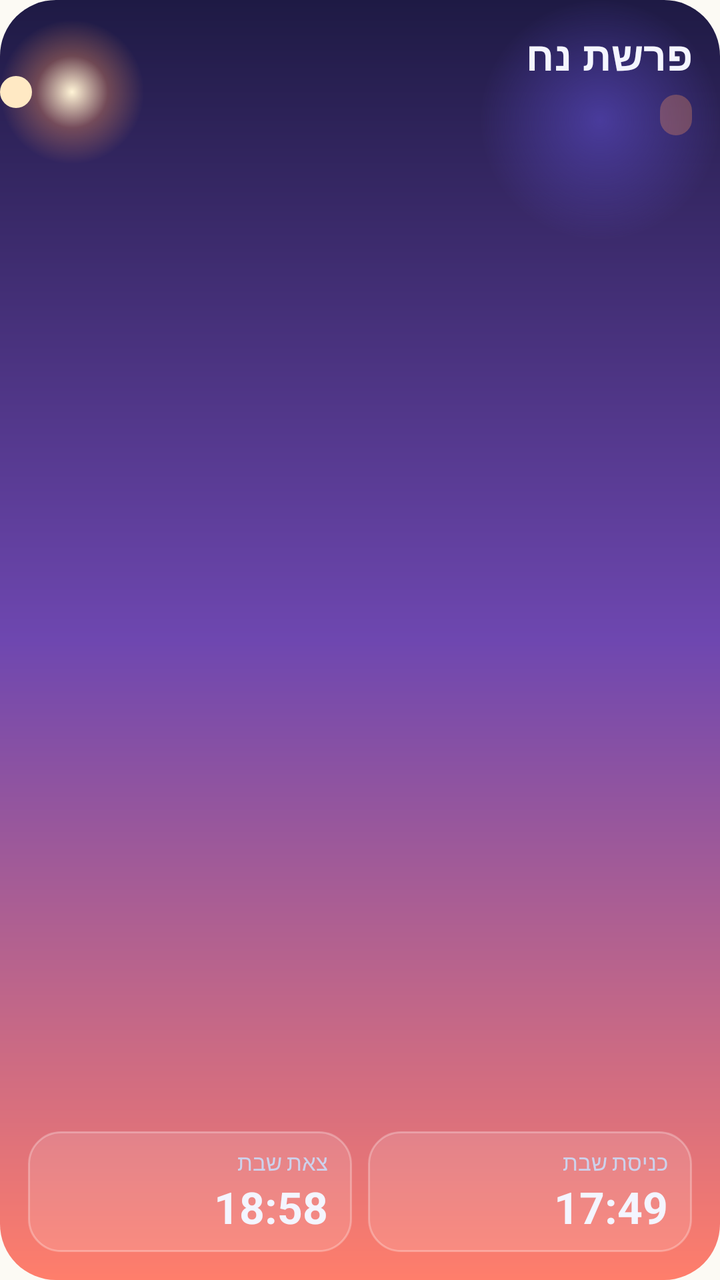
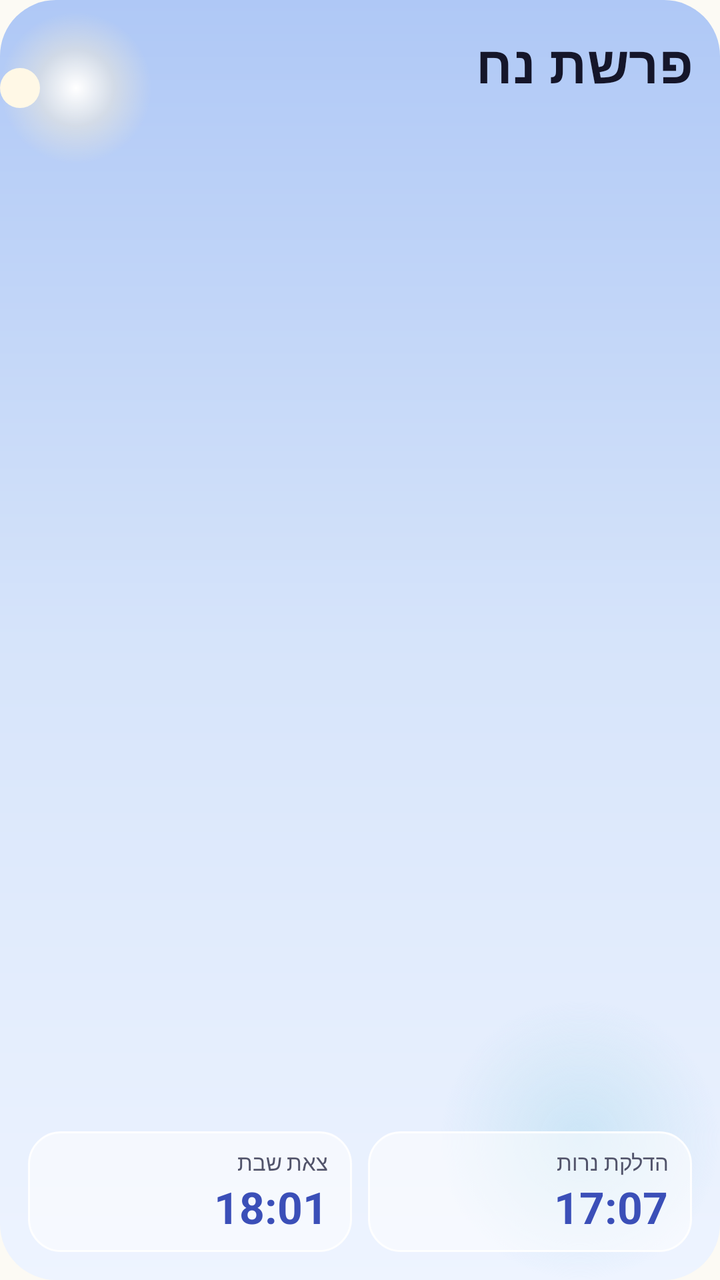

Screens rendered from an Android XML layout before and after an edit, with the pre-edit source and the edit as a unified diff.
<!-- AndroidManifest.xml: application theme Theme.JewishDay -->
<!-- res/layout/widget_preview_glass_shabbat.xml -->
<?xml version="1.0" encoding="utf-8"?>
<FrameLayout xmlns:android="http://schemas.android.com/apk/res/android"
    android:id="@android:id/background"
    android:layoutDirection="rtl"
    style="@style/Widget.JewishDay.Glass.Root">

    <ImageView
        style="@style/Widget.JewishDay.Glass.Sky"
        android:contentDescription="@null"
        android:src="@drawable/widget_glass_preview_sky" />

    <LinearLayout
        android:layout_width="match_parent"
        android:layout_height="match_parent"
        android:orientation="vertical"
        android:padding="14dp">

        <TextView
            android:text="@string/widget_preview_parsha"
            style="@style/Widget.JewishDay.Glass.Text.Title"
            android:textSize="20sp" />

        <TextView
            style="@style/Widget.JewishDay.Glass.Text.Chip" />

        <FrameLayout
            android:layout_width="match_parent"
            android:layout_height="0dp"
            android:layout_weight="1" />

        <LinearLayout
            android:layout_width="match_parent"
            android:layout_height="wrap_content"
            android:orientation="horizontal">

            <LinearLayout
                style="@style/Widget.JewishDay.Glass.Pane"
                android:layout_width="0dp"
                android:layout_height="wrap_content"
                android:layout_weight="1"
                android:orientation="vertical">

                <TextView
                    android:text="@string/widget_preview_entry_label"
                    style="@style/Widget.JewishDay.Glass.Text.Label" />

                <TextView
                    android:text="@string/widget_preview_entry_time"
                    style="@style/Widget.JewishDay.Glass.Text.Time"
                    android:textSize="22sp" />
            </LinearLayout>

            <FrameLayout
                android:layout_width="8dp"
                android:layout_height="match_parent" />

            <LinearLayout
                style="@style/Widget.JewishDay.Glass.Pane"
                android:layout_width="0dp"
                android:layout_height="wrap_content"
                android:layout_weight="1"
                android:orientation="vertical">

                <TextView
                    android:text="@string/widget_preview_exit_label"
                    style="@style/Widget.JewishDay.Glass.Text.Label" />

                <TextView
                    android:text="@string/widget_preview_exit_time"
                    style="@style/Widget.JewishDay.Glass.Text.Time"
                    android:textSize="22sp" />
            </LinearLayout>
        </LinearLayout>
    </LinearLayout>
</FrameLayout>
<!-- resources referenced by this layout -->
<resources>
  <!-- drawable widget_glass_preview_sky (drawable) -->
  <?xml version="1.0" encoding="utf-8"?>
  <layer-list xmlns:android="http://schemas.android.com/apk/res/android">
      <item>
          <shape android:shape="rectangle">
              <gradient
                  android:angle="270"
                  android:centerColor="#FF6E47B0"
                  android:endColor="#FFFF7E6B"
                  android:startColor="#FF1E1A44" />
              <corners android:radius="@dimen/widget_corner_radius" />
          </shape>
      </item>
      <item
          android:width="120dp"
          android:height="120dp"
          android:gravity="top|start"
          android:left="0dp"
          android:top="0dp">
          <shape android:shape="oval">
              <gradient
                  android:endColor="#005B4BC8"
                  android:gradientRadius="60dp"
                  android:startColor="#995B4BC8"
                  android:type="radial" />
          </shape>
      </item>
      <item
          android:width="72dp"
          android:height="72dp"
          android:gravity="top|end"
          android:right="14dp"
          android:top="10dp">
          <shape android:shape="oval">
              <gradient
                  android:centerColor="#55FF9A5C"
                  android:endColor="#00FF9A5C"
                  android:gradientRadius="36dp"
                  android:startColor="#FFFFF4D6"
                  android:type="radial" />
          </shape>
      </item>
      <item
          android:width="16dp"
          android:height="16dp"
          android:gravity="top|end"
          android:right="42dp"
          android:top="38dp">
          <shape android:shape="oval">
              <solid android:color="#FFFFE9C4" />
          </shape>
      </item>
  </layer-list>
  <string name="widget_preview_entry_label" translatable="false">כניסת שבת</string>
  <string name="widget_preview_entry_time" translatable="false">17:49</string>
  <string name="widget_preview_exit_label" translatable="false">צאת שבת</string>
  <string name="widget_preview_exit_time" translatable="false">18:58</string>
  <string name="widget_preview_parsha" translatable="false">פרשת נח</string>
  <style name="Widget.JewishDay.Glass.Text.Chip">
          <item name="android:layout_marginTop">6dp</item>
          <item name="android:background">@drawable/widget_glass_accent_sun_dark</item>
          <item name="android:paddingStart">8dp</item>
          <item name="android:paddingEnd">8dp</item>
          <item name="android:paddingTop">2dp</item>
          <item name="android:paddingBottom">2dp</item>
          <item name="android:textSize">12sp</item>
          <item name="android:textStyle">bold</item>
      </style>
  <style name="Widget.JewishDay.Glass.Text.Label">
          <item name="android:textSize">11sp</item>
          <item name="android:textColor">#FFCDD2EC</item>
      </style>
  <style name="Widget.JewishDay.Glass.Text.Title">
          <item name="android:textSize">24sp</item>
          <item name="android:textStyle">bold</item>
          <item name="android:letterSpacing">0.01</item>
      </style>
  <dimen name="widget_corner_radius">20dp</dimen>
  <!-- drawable widget_glass_accent_sun_dark (drawable) -->
  <?xml version="1.0" encoding="utf-8"?>
  <shape xmlns:android="http://schemas.android.com/apk/res/android"
      android:shape="rectangle">
      <solid android:color="#4DFF9A5C" />
      <corners android:radius="10dp" />
  </shape>
  <color name="app_launch_background">#FCFAF4</color>
  <color name="app_launch_primary">#315B46</color>
  <!-- unchanged entries left out for length: 7 -->
</resources>

<!-- the commit's change to res/layout/widget_preview_glass_shabbat.xml (unified diff, before → after) -->
@@ -17,11 +17,8 @@
 
         <TextView
             android:text="@string/widget_preview_parsha"
-            style="@style/Widget.JewishDay.Glass.Text.Title"
-            android:textSize="20sp" />
-
-        <TextView
-            style="@style/Widget.JewishDay.Glass.Text.Chip" />
+            style="@style/Widget.JewishDay.GlassDay.Text.Title"
+            android:textSize="26sp" />
 
         <FrameLayout
             android:layout_width="match_parent"
@@ -34,7 +31,7 @@
             android:orientation="horizontal">
 
             <LinearLayout
-                style="@style/Widget.JewishDay.Glass.Pane"
+                style="@style/Widget.JewishDay.GlassDay.Pane"
                 android:layout_width="0dp"
                 android:layout_height="wrap_content"
                 android:layout_weight="1"
@@ -42,11 +39,11 @@
 
                 <TextView
                     android:text="@string/widget_preview_entry_label"
-                    style="@style/Widget.JewishDay.Glass.Text.Label" />
+                    style="@style/Widget.JewishDay.GlassDay.Text.Label" />
 
                 <TextView
                     android:text="@string/widget_preview_entry_time"
-                    style="@style/Widget.JewishDay.Glass.Text.Time"
+                    style="@style/Widget.JewishDay.GlassDay.Text.Time"
                     android:textSize="22sp" />
             </LinearLayout>
 
@@ -55,7 +52,7 @@
                 android:layout_height="match_parent" />
 
             <LinearLayout
-                style="@style/Widget.JewishDay.Glass.Pane"
+                style="@style/Widget.JewishDay.GlassDay.Pane"
                 android:layout_width="0dp"
                 android:layout_height="wrap_content"
                 android:layout_weight="1"
@@ -63,11 +60,11 @@
 
                 <TextView
                     android:text="@string/widget_preview_exit_label"
-                    style="@style/Widget.JewishDay.Glass.Text.Label" />
+                    style="@style/Widget.JewishDay.GlassDay.Text.Label" />
 
                 <TextView
                     android:text="@string/widget_preview_exit_time"
-                    style="@style/Widget.JewishDay.Glass.Text.Time"
+                    style="@style/Widget.JewishDay.GlassDay.Text.Time"
                     android:textSize="22sp" />
             </LinearLayout>
         </LinearLayout>
<!-- resource entries referenced after the edit -->
@@ -7,83 +7,91 @@
           <shape android:shape="rectangle">
               <gradient
                   android:angle="270"
-                  android:centerColor="#FF6E47B0"
-                  android:endColor="#FFFF7E6B"
-                  android:startColor="#FF1E1A44" />
+                  android:centerColor="#FFD6E4FA"
+                  android:endColor="#FFEEF4FF"
+                  android:startColor="#FFAFC8F6" />
               <corners android:radius="@dimen/widget_corner_radius" />
           </shape>
       </item>
       <item
-          android:width="120dp"
-          android:height="120dp"
-          android:gravity="top|start"
-          android:left="0dp"
-          android:top="0dp">
+          android:width="140dp"
+          android:height="140dp"
+          android:gravity="bottom|start"
+          android:bottom="0dp"
+          android:left="0dp">
           <shape android:shape="oval">
               <gradient
-                  android:endColor="#005B4BC8"
-                  android:gradientRadius="60dp"
-                  android:startColor="#995B4BC8"
+                  android:endColor="#00BFE0F2"
+                  android:gradientRadius="70dp"
+                  android:startColor="#B3BFE0F2"
                   android:type="radial" />
           </shape>
       </item>
       <item
-          android:width="72dp"
-          android:height="72dp"
+          android:width="76dp"
+          android:height="76dp"
           android:gravity="top|end"
-          android:right="14dp"
-          android:top="10dp">
+          android:right="18dp"
+          android:top="6dp">
           <shape android:shape="oval">
               <gradient
-                  android:centerColor="#55FF9A5C"
-                  android:endColor="#00FF9A5C"
-                  android:gradientRadius="36dp"
-                  android:startColor="#FFFFF4D6"
+                  android:centerColor="#66FFF1D0"
+                  android:endColor="#00FFF1D0"
+                  android:gradientRadius="38dp"
+                  android:startColor="#FFFFFFFF"
                   android:type="radial" />
           </shape>
       </item>
       <item
-          android:width="16dp"
-          android:height="16dp"
+          android:width="20dp"
+          android:height="20dp"
           android:gravity="top|end"
-          android:right="42dp"
-          android:top="38dp">
+          android:right="46dp"
+          android:top="34dp">
           <shape android:shape="oval">
-              <solid android:color="#FFFFE9C4" />
+              <solid android:color="#FFFFF8E6" />
           </shape>
       </item>
   </layer-list>
-  <string name="widget_preview_entry_label" translatable="false">כניסת שבת</string>
-  <string name="widget_preview_entry_time" translatable="false">17:49</string>
+  <string name="widget_preview_entry_label" translatable="false">הדלקת נרות</string>
+  <string name="widget_preview_entry_time" translatable="false">17:07</string>
   <string name="widget_preview_exit_label" translatable="false">צאת שבת</string>
-  <string name="widget_preview_exit_time" translatable="false">18:58</string>
+  <string name="widget_preview_exit_time" translatable="false">18:01</string>
   <string name="widget_preview_parsha" translatable="false">פרשת נח</string>
-  <style name="Widget.JewishDay.Glass.Text.Chip">
-          <item name="android:layout_marginTop">6dp</item>
-          <item name="android:background">@drawable/widget_glass_accent_sun_dark</item>
-          <item name="android:paddingStart">8dp</item>
-          <item name="android:paddingEnd">8dp</item>
-          <item name="android:paddingTop">2dp</item>
-          <item name="android:paddingBottom">2dp</item>
-          <item name="android:textSize">12sp</item>
-          <item name="android:textStyle">bold</item>
+  <style name="Widget.JewishDay.GlassDay.Pane" parent="Widget.JewishDay.Glass.Pane">
+          <item name="android:background">@drawable/widget_glass_pane_light</item>
+      </style>
+  <style name="Widget.JewishDay.GlassDay.Text.Label" parent="Widget.JewishDay.Glass.Text.Label">
+          <item name="android:textColor">@color/widget_day_ink_secondary</item>
+      </style>
+  <style name="Widget.JewishDay.GlassDay.Text.Time" parent="Widget.JewishDay.Glass.Text.Time">
+          <item name="android:textColor">@color/widget_day_time</item>
+      </style>
+  <style name="Widget.JewishDay.GlassDay.Text.Title" parent="Widget.JewishDay.Glass.Text.Title">
+          <item name="android:textColor">@color/widget_day_ink</item>
       </style>
   <style name="Widget.JewishDay.Glass.Text.Label">
           <item name="android:textSize">11sp</item>
           <item name="android:textColor">#FFCDD2EC</item>
       </style>
+  <color name="widget_day_ink_secondary">#FF52546B</color>
+  <color name="widget_day_time">#FF3B4FB8</color>
   <style name="Widget.JewishDay.Glass.Text.Title">
           <item name="android:textSize">24sp</item>
           <item name="android:textStyle">bold</item>
           <item name="android:letterSpacing">0.01</item>
       </style>
+  <color name="widget_day_ink">#FF15162A</color>
   <dimen name="widget_corner_radius">20dp</dimen>
-  <!-- drawable widget_glass_accent_sun_dark (drawable) -->
+  <!-- drawable widget_glass_pane_light (drawable) -->
   <?xml version="1.0" encoding="utf-8"?>
   <shape xmlns:android="http://schemas.android.com/apk/res/android"
       android:shape="rectangle">
-      <solid android:color="#4DFF9A5C" />
-      <corners android:radius="10dp" />
+      <solid android:color="#8CFFFFFF" />
+      <stroke
+          android:width="1dp"
+          android:color="#F2FFFFFF" />
+      <corners android:radius="16dp" />
   </shape>
   <color name="app_launch_background">#FCFAF4</color>
   <color name="app_launch_primary">#315B46</color>
